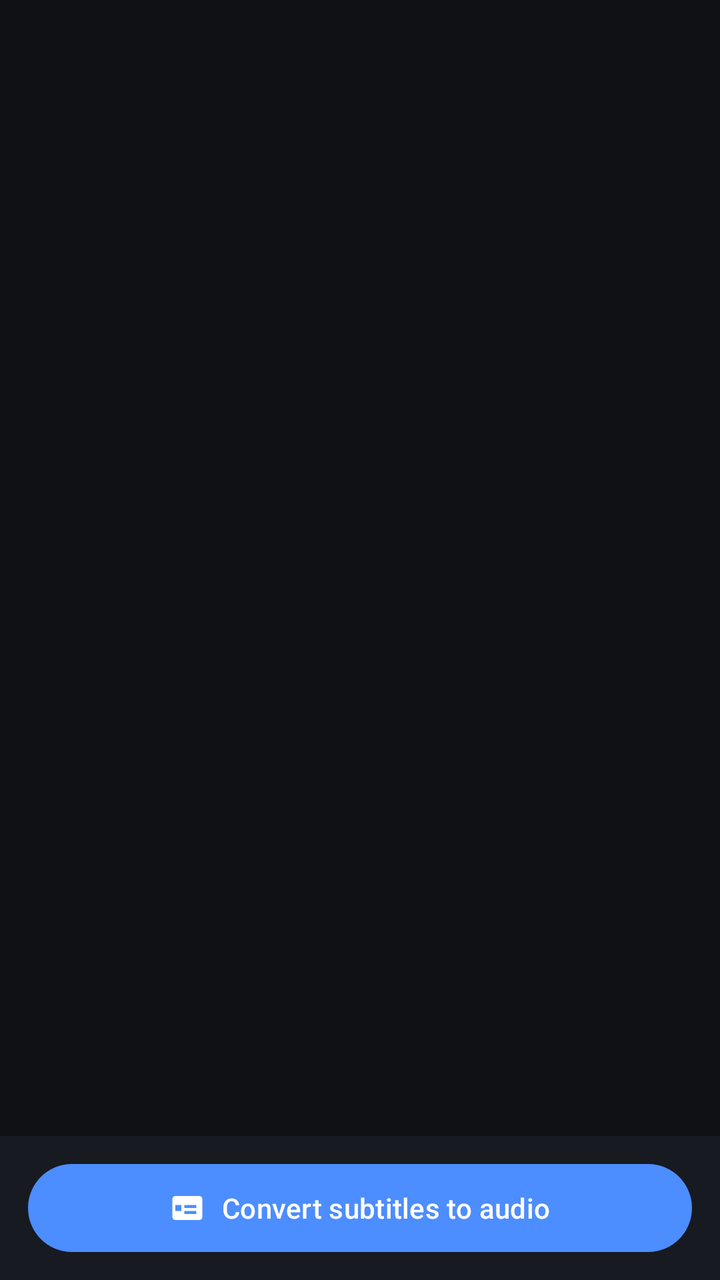
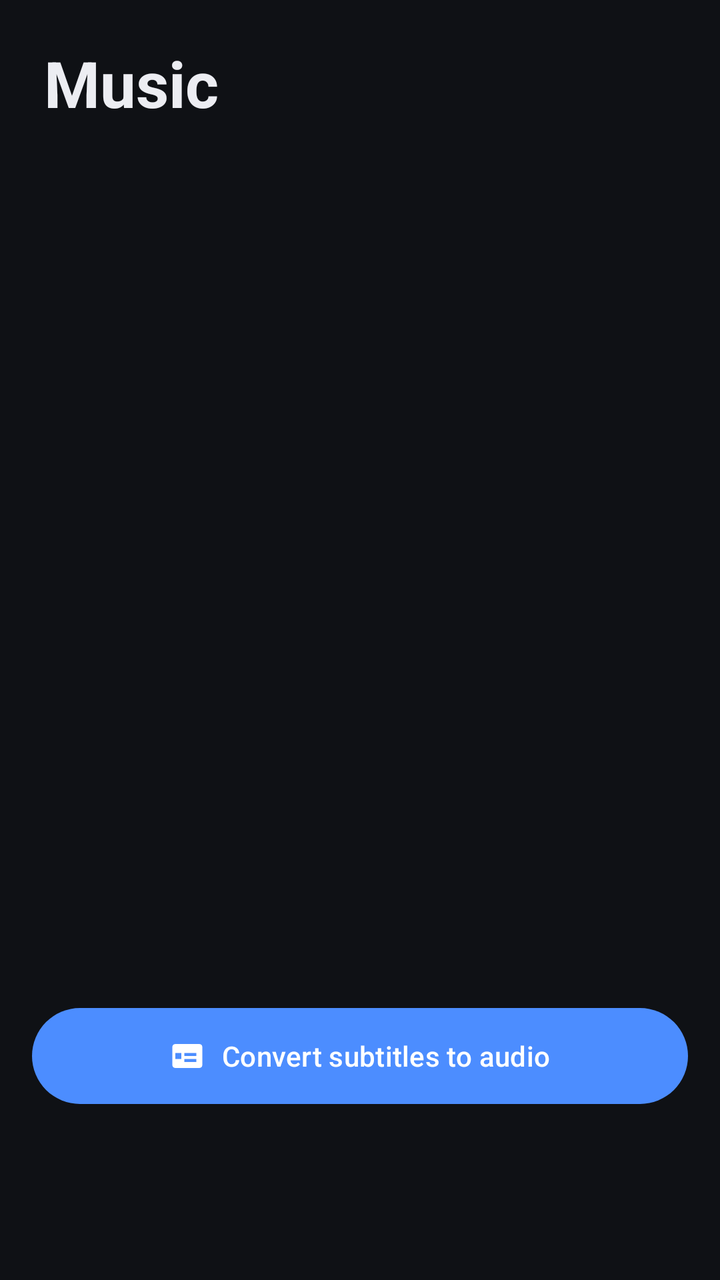

Screens rendered from an Android XML layout before and after an edit, with the pre-edit source and the edit as a unified diff.
<!-- AndroidManifest.xml: application theme Theme.LightPlayer -->
<!-- res/layout/fragment_music.xml -->
<?xml version="1.0" encoding="utf-8"?>
<LinearLayout xmlns:android="http://schemas.android.com/apk/res/android"
    xmlns:app="http://schemas.android.com/apk/res-auto"
    android:layout_width="match_parent"
    android:layout_height="match_parent"
    android:background="@color/bg"
    android:orientation="vertical">

    <FrameLayout
        android:layout_width="match_parent"
        android:layout_height="0dp"
        android:layout_weight="1">

        <androidx.recyclerview.widget.RecyclerView
            android:id="@+id/recycler"
            android:layout_width="match_parent"
            android:layout_height="match_parent"
            android:clipToPadding="false"
            android:paddingTop="4dp"
            android:paddingBottom="8dp" />

        <LinearLayout
            android:id="@+id/emptyState"
            android:layout_width="wrap_content"
            android:layout_height="wrap_content"
            android:layout_gravity="center"
            android:gravity="center"
            android:orientation="vertical"
            android:padding="24dp"
            android:visibility="gone">

            <ImageView
                android:layout_width="64dp"
                android:layout_height="64dp"
                android:importantForAccessibility="no"
                android:src="@drawable/ic_music"
                android:tint="@color/text_secondary" />

            <TextView
                android:id="@+id/emptyText"
                android:layout_width="wrap_content"
                android:layout_height="wrap_content"
                android:layout_marginTop="16dp"
                android:gravity="center"
                android:text="@string/music_empty"
                android:textColor="@color/text_secondary"
                android:textSize="15sp" />
        </LinearLayout>
    </FrameLayout>

    <LinearLayout
        android:id="@+id/nowPlaying"
        android:layout_width="match_parent"
        android:layout_height="wrap_content"
        android:background="@color/surface"
        android:orientation="vertical"
        android:paddingHorizontal="14dp"
        android:paddingVertical="10dp"
        android:visibility="gone">

        <LinearLayout
            android:layout_width="match_parent"
            android:layout_height="wrap_content"
            android:gravity="center_vertical"
            android:orientation="horizontal">

            <TextView
                android:id="@+id/npTitle"
                android:layout_width="0dp"
                android:layout_height="wrap_content"
                android:layout_weight="1"
                android:ellipsize="marquee"
                android:marqueeRepeatLimit="marquee_forever"
                android:singleLine="true"
                android:text="@string/music_empty"
                android:textColor="@color/text_primary"
                android:textSize="14sp" />

            <TextView
                android:id="@+id/npTime"
                android:layout_width="wrap_content"
                android:layout_height="wrap_content"
                android:layout_marginEnd="10dp"
                android:textColor="@color/text_secondary"
                android:textSize="12sp" />

            <ImageButton
                android:id="@+id/npPlay"
                android:layout_width="40dp"
                android:layout_height="40dp"
                android:background="?attr/selectableItemBackgroundBorderless"
                android:contentDescription="@string/cd_play_pause"
                android:src="@drawable/ic_play"
                android:tint="@color/text_primary" />

            <ImageButton
                android:id="@+id/npStop"
                android:layout_width="40dp"
                android:layout_height="40dp"
                android:background="?attr/selectableItemBackgroundBorderless"
                android:contentDescription="@string/cd_stop"
                android:src="@drawable/ic_stop"
                android:tint="@color/text_primary" />
        </LinearLayout>

        <SeekBar
            android:id="@+id/npSeek"
            android:layout_width="match_parent"
            android:layout_height="wrap_content"
            android:layout_marginTop="4dp"
            android:progressTint="@color/accent"
            android:thumbTint="@color/accent" />
    </LinearLayout>

    <FrameLayout
        android:layout_width="match_parent"
        android:layout_height="wrap_content"
        android:background="@color/surface"
        android:paddingHorizontal="14dp"
        android:paddingVertical="10dp">

        <com.google.android.material.button.MaterialButton
            android:id="@+id/btnConvert"
            android:layout_width="match_parent"
            android:layout_height="52dp"
            android:text="@string/music_convert"
            app:icon="@drawable/ic_subtitles"
            app:iconGravity="textStart" />
    </FrameLayout>
</LinearLayout>
<!-- resources referenced by this layout -->
<resources>
  <color name="accent">#4C8DFF</color>
  <color name="bg">#0F1115</color>
  <color name="surface">#171A21</color>
  <color name="text_primary">#ECEDF2</color>
  <color name="text_secondary">#9AA0AE</color>
  <!-- drawable ic_music (drawable) -->
  <vector xmlns:android="http://schemas.android.com/apk/res/android"
      android:width="24dp" android:height="24dp"
      android:viewportWidth="24" android:viewportHeight="24"
      android:tint="?attr/colorControlNormal">
      <path android:fillColor="@android:color/white"
          android:pathData="M12,3v10.55c-0.59,-0.34 -1.27,-0.55 -2,-0.55 -2.21,0 -4,1.79 -4,4s1.79,4 4,4 4,-1.79 4,-4V7h4V3h-6z" />
  </vector>
  <!-- drawable ic_play (drawable) -->
  <vector xmlns:android="http://schemas.android.com/apk/res/android"
      android:width="24dp" android:height="24dp"
      android:viewportWidth="24" android:viewportHeight="24"
      android:tint="?attr/colorControlNormal">
      <path android:fillColor="@android:color/white" android:pathData="M8,5v14l11,-7z" />
  </vector>
  <!-- drawable ic_stop (drawable) -->
  <vector xmlns:android="http://schemas.android.com/apk/res/android"
      android:width="24dp" android:height="24dp"
      android:viewportWidth="24" android:viewportHeight="24"
      android:tint="?attr/colorControlNormal">
      <path android:fillColor="@android:color/white" android:pathData="M6,6h12v12H6z" />
  </vector>
  <!-- drawable ic_subtitles (drawable) -->
  <vector xmlns:android="http://schemas.android.com/apk/res/android"
      android:width="24dp" android:height="24dp"
      android:viewportWidth="24" android:viewportHeight="24"
      android:tint="?attr/colorControlNormal">
      <path android:fillColor="@android:color/white"
          android:pathData="M20,4H4c-1.1,0 -2,0.9 -2,2v12c0,1.1 0.9,2 2,2h16c1.1,0 2,-0.9 2,-2V6c0,-1.1 -0.9,-2 -2,-2zM4,12h4v2H4v-2zM4,10h4v2H4v-2zM14,16h-4v-2h4v2zM14,12h-4v-2h4v2zM18,16h-4v-2h4v2zM18,12h-4v-2h4v2z" />
  </vector>
  <string name="cd_play_pause">Play or pause</string>
  <string name="cd_stop">Stop</string>
  <string name="music_convert">Convert subtitles to audio</string>
  <string name="music_empty">No generated TTS audio yet.\nOpen a video and pick a subtitle file, or tap the button below to convert subtitle files to audio.</string>
  <style name="Theme.LightPlayer" parent="Theme.Material3.Dark.NoActionBar">
          <item name="colorPrimary">@color/accent</item>
          <item name="colorOnPrimary">#FFFFFF</item>
          <item name="colorSecondary">@color/accent</item>
          <item name="colorSurface">@color/surface</item>
          <item name="colorOnSurface">@color/text_primary</item>
          <item name="colorOnSurfaceVariant">@color/text_secondary</item>
          <item name="android:colorBackground">@color/bg</item>
          <item name="android:statusBarColor">@color/bg</item>
          <item name="android:navigationBarColor">@color/bg</item>
          <item name="android:windowBackground">@color/bg</item>
          <item name="android:forceDarkAllowed">false</item>
      </style>
</resources>

<!-- the commit's change to res/layout/fragment_music.xml (unified diff, before → after) -->
@@ -3,8 +3,20 @@
     xmlns:app="http://schemas.android.com/apk/res-auto"
     android:layout_width="match_parent"
     android:layout_height="match_parent"
-    android:background="@color/bg"
-    android:orientation="vertical">
+    android:orientation="vertical"
+    android:paddingBottom="84dp">
+
+    <TextView
+        android:layout_width="wrap_content"
+        android:layout_height="wrap_content"
+        android:paddingHorizontal="22dp"
+        android:paddingTop="20dp"
+        android:paddingBottom="8dp"
+        android:tag="text1"
+        android:text="@string/music_title"
+        android:textColor="@color/text_primary"
+        android:textSize="32sp"
+        android:textStyle="bold" />
 
     <FrameLayout
         android:layout_width="match_parent"
@@ -16,6 +28,7 @@
             android:layout_width="match_parent"
             android:layout_height="match_parent"
             android:clipToPadding="false"
+            android:layoutAnimation="@anim/layout_fall"
             android:paddingTop="4dp"
             android:paddingBottom="8dp" />
 
@@ -34,6 +47,7 @@
                 android:layout_height="64dp"
                 android:importantForAccessibility="no"
                 android:src="@drawable/ic_music"
+                android:tag="icon_text2"
                 android:tint="@color/text_secondary" />
 
             <TextView
@@ -42,6 +56,7 @@
                 android:layout_height="wrap_content"
                 android:layout_marginTop="16dp"
                 android:gravity="center"
+                android:tag="text2"
                 android:text="@string/music_empty"
                 android:textColor="@color/text_secondary"
                 android:textSize="15sp" />
@@ -52,10 +67,13 @@
         android:id="@+id/nowPlaying"
         android:layout_width="match_parent"
         android:layout_height="wrap_content"
-        android:background="@color/surface"
+        android:layout_marginHorizontal="16dp"
+        android:layout_marginTop="6dp"
+        android:background="@drawable/bg_count_pill"
         android:orientation="vertical"
-        android:paddingHorizontal="14dp"
+        android:paddingHorizontal="16dp"
         android:paddingVertical="10dp"
+        android:tag="card"
         android:visibility="gone">
 
         <LinearLayout
@@ -72,6 +90,7 @@
                 android:ellipsize="marquee"
                 android:marqueeRepeatLimit="marquee_forever"
                 android:singleLine="true"
+                android:tag="text1"
                 android:text="@string/music_empty"
                 android:textColor="@color/text_primary"
                 android:textSize="14sp" />
@@ -81,6 +100,7 @@
                 android:layout_width="wrap_content"
                 android:layout_height="wrap_content"
                 android:layout_marginEnd="10dp"
+                android:tag="text2"
                 android:textColor="@color/text_secondary"
                 android:textSize="12sp" />
 
@@ -91,6 +111,7 @@
                 android:background="?attr/selectableItemBackgroundBorderless"
                 android:contentDescription="@string/cd_play_pause"
                 android:src="@drawable/ic_play"
+                android:tag="icon_accent"
                 android:tint="@color/text_primary" />
 
             <ImageButton
@@ -100,6 +121,7 @@
                 android:background="?attr/selectableItemBackgroundBorderless"
                 android:contentDescription="@string/cd_stop"
                 android:src="@drawable/ic_stop"
+                android:tag="icon_text1"
                 android:tint="@color/text_primary" />
         </LinearLayout>
 
@@ -109,22 +131,20 @@
             android:layout_height="wrap_content"
             android:layout_marginTop="4dp"
             android:progressTint="@color/accent"
+            android:tag="seek"
             android:thumbTint="@color/accent" />
     </LinearLayout>
 
-    <FrameLayout
+    <com.google.android.material.button.MaterialButton
+        android:id="@+id/btnConvert"
         android:layout_width="match_parent"
-        android:layout_height="wrap_content"
-        android:background="@color/surface"
-        android:paddingHorizontal="14dp"
-        android:paddingVertical="10dp">
-
-        <com.google.android.material.button.MaterialButton
-            android:id="@+id/btnConvert"
-            android:layout_width="match_parent"
-            android:layout_height="52dp"
-            android:text="@string/music_convert"
-            app:icon="@drawable/ic_subtitles"
-            app:iconGravity="textStart" />
-    </FrameLayout>
+        android:layout_height="56dp"
+        android:layout_marginHorizontal="16dp"
+        android:layout_marginTop="10dp"
+        android:stateListAnimator="@animator/press_scale"
+        android:tag="btn"
+        android:text="@string/music_convert"
+        app:cornerRadius="28dp"
+        app:icon="@drawable/ic_subtitles"
+        app:iconGravity="textStart" />
 </LinearLayout>
<!-- resource entries referenced after the edit -->
@@ -5,6 +5,12 @@
   <color name="surface">#171A21</color>
   <color name="text_primary">#ECEDF2</color>
   <color name="text_secondary">#9AA0AE</color>
+  <!-- drawable bg_count_pill (drawable) -->
+  <?xml version="1.0" encoding="utf-8"?>
+  <shape xmlns:android="http://schemas.android.com/apk/res/android" android:shape="rectangle">
+      <solid android:color="#26FFFFFF" />
+      <corners android:radius="12dp" />
+  </shape>
   <!-- drawable ic_music (drawable) -->
   <vector xmlns:android="http://schemas.android.com/apk/res/android"
       android:width="24dp" android:height="24dp"
@@ -39,6 +45,7 @@
   <string name="cd_stop">Stop</string>
   <string name="music_convert">Convert subtitles to audio</string>
   <string name="music_empty">No generated TTS audio yet.\nOpen a video and pick a subtitle file, or tap the button below to convert subtitle files to audio.</string>
+  <string name="music_title">Music</string>
   <style name="Theme.LightPlayer" parent="Theme.Material3.Dark.NoActionBar">
           <item name="colorPrimary">@color/accent</item>
           <item name="colorOnPrimary">#FFFFFF</item>
